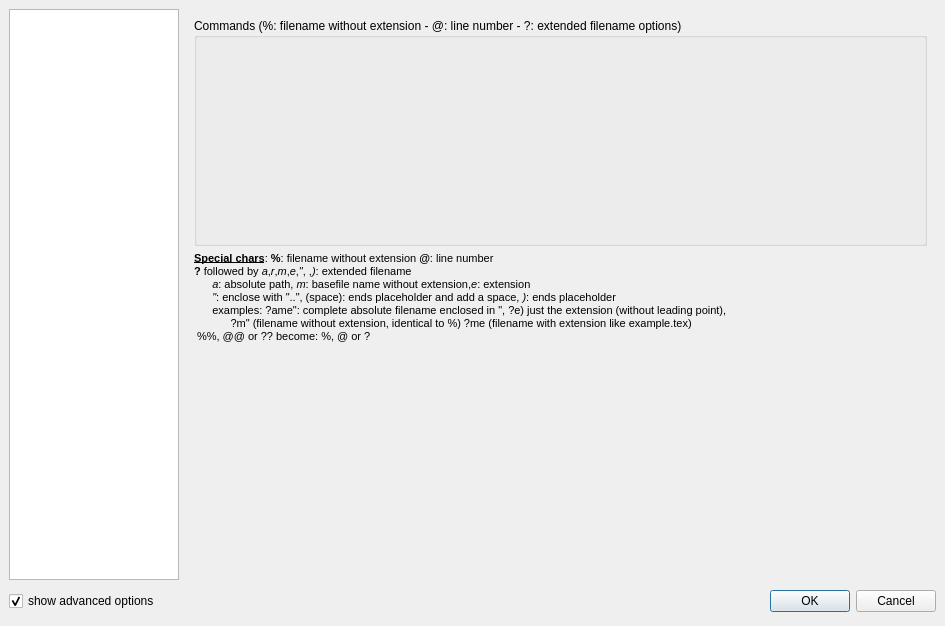
First picture: the form in configdialog.ui, repository svn2github/texstudio-trunk, before the edit.
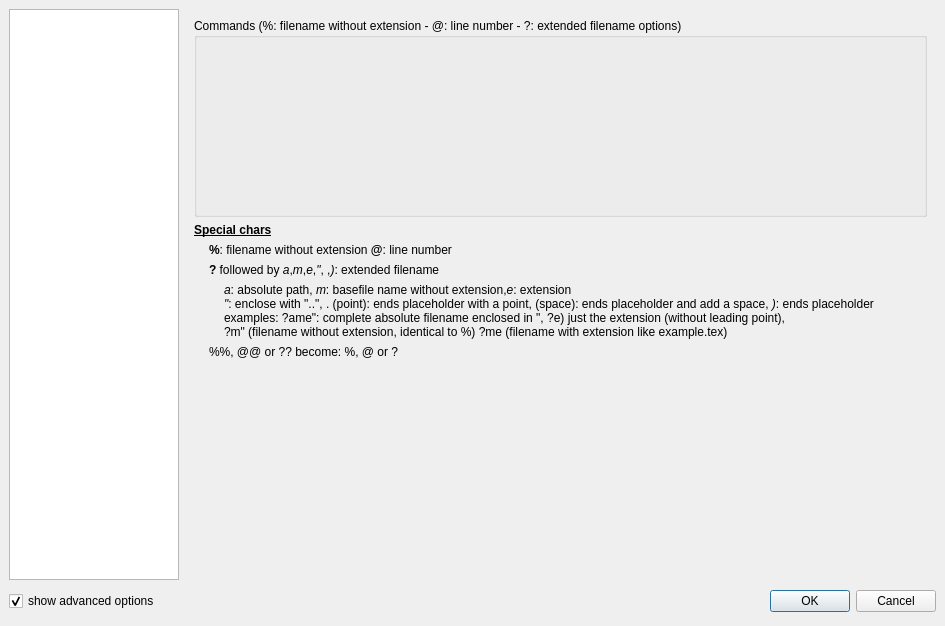
Second picture: the form after the edit. The open tabs and pages were chosen to show the change. Icons and pictures are not drawn.

What changed in the file:
```diff
--- a/configdialog.ui
+++ b/configdialog.ui
@@ -500,16 +500,60 @@
          </property>
         </widget>
        </item>
+       <item>
+        <widget class="QLabel" name="label_15">
+         <property name="text">
+          <string>&lt;span style=&quot; font-weight:600; text-decoration: underline;&quot;&gt;Special chars&lt;/span&gt;</string>
+         </property>
+        </widget>
+       </item>
        <item>
         <widget class="QLabel" name="label_4">
          <property name="text">
-          <string>&lt;!DOCTYPE HTML PUBLIC &quot;-//W3C//DTD HTML 4.0//EN&quot; &quot;http://www.w3.org/TR/REC-html40/strict.dtd&quot;&gt;
-&lt;html&gt;&lt;head&gt;&lt;meta name=&quot;qrichtext&quot; content=&quot;1&quot; /&gt;&lt;style type=&quot;text/css&quot;&gt;
-p, li { white-space: pre-wrap; }
-&lt;/style&gt;&lt;/head&gt;&lt;body style=&quot; font-family:'MS Shell Dlg 2'; font-size:8.25pt; font-weight:400; font-style:normal;&quot;&gt;
-&lt;p style=&quot; margin-top:0px; margin-bottom:0px; margin-left:0px; margin-right:0px; -qt-block-indent:0; text-indent:0px;&quot;&gt;&lt;span style=&quot; font-weight:600; text-decoration: underline;&quot;&gt;Special chars&lt;/span&gt;: &lt;span style=&quot; font-weight:600;&quot;&gt;%&lt;/span&gt;: filename without extension &lt;span style=&quot; font-weight:600;&quot;&gt;@&lt;/span&gt;: line number &lt;br /&gt;&lt;span style=&quot; font-weight:600;&quot;&gt;?&lt;/span&gt; followed by &lt;span style=&quot; font-style:italic;&quot;&gt;a&lt;/span&gt;,&lt;span style=&quot; font-style:italic;&quot;&gt;r&lt;/span&gt;,&lt;span style=&quot; font-style:italic;&quot;&gt;m&lt;/span&gt;,&lt;span style=&quot; font-style:italic;&quot;&gt;e&lt;/span&gt;,&lt;span style=&quot; font-style:italic;&quot;&gt;&quot;&lt;/span&gt;, ,&lt;span style=&quot; font-style:italic;&quot;&gt;)&lt;/span&gt;: extended filename&lt;br /&gt;      &lt;span style=&quot; font-style:italic;&quot;&gt;a&lt;/span&gt;: absolute path, &lt;!--&lt;span style=&quot; font-style:italic;&quot;&gt;r&lt;/span&gt;: relative path, --&gt;&lt;span style=&quot; font-style:italic;&quot;&gt;m&lt;/span&gt;: basefile name without extension,&lt;span style=&quot; font-style:italic;&quot;&gt;e&lt;/span&gt;: extension&lt;br /&gt;      &lt;span style=&quot; font-style:italic;&quot;&gt;&quot;&lt;/span&gt;: enclose with &quot;..&quot;, (space): ends placeholder and add a space, &lt;span style=&quot; font-style:italic;&quot;&gt;)&lt;/span&gt;: ends placeholder &lt;br /&gt;      examples: ?ame&quot;: complete absolute filename enclosed in &quot;, ?e) just the extension (without leading point), &lt;br /&gt;            ?m&quot; (filename without extension, identical to %) ?me (filename with extension like example.tex)&lt;br /&gt;
- %%, @@ or ?? become: %, @ or ?
- &lt;/p&gt;&lt;/body&gt;&lt;/html&gt;</string>
+          <string>&lt;b&gt;%&lt;/b&gt;: filename without extension &lt;b&gt;@&lt;/b&gt;: line number </string>
+         </property>
+         <property name="indent">
+          <number>15</number>
+         </property>
+        </widget>
+       </item>
+       <item>
+        <widget class="QLabel" name="label_18">
+         <property name="text">
+          <string>&lt;b&gt;?&lt;/b&gt; followed by &lt;i&gt;a&lt;/i&gt;,&lt;!--&lt;i&gt;r&lt;/i&gt;,--&gt;&lt;i&gt;m&lt;/i&gt;,&lt;i&gt;e&lt;/i&gt;,&lt;i&gt;&quot;&lt;/i&gt;, ,&lt;i&gt;)&lt;/i&gt;: extended filename</string>
+         </property>
+         <property name="indent">
+          <number>15</number>
+         </property>
+        </widget>
+       </item>
+       <item>
+        <widget class="QLabel" name="label_17">
+         <property name="text">
+          <string>&lt;i&gt;a&lt;/i&gt;: absolute path, &lt;!--&lt;i&gt;r&lt;/i&gt;: relative path, --&gt;&lt;i&gt;m&lt;/i&gt;: basefile name without extension,&lt;i&gt;e&lt;/i&gt;: extension&lt;br /&gt;
+&lt;i&gt;&quot;&lt;/i&gt;: enclose with &quot;..&quot;, . (point): ends placeholder with a point, (space): ends placeholder and add a space, &lt;i&gt;)&lt;/i&gt;: ends placeholder &lt;br /&gt;
+examples: ?ame&quot;: complete absolute filename enclosed in &quot;, ?e) just the extension (without leading point), &lt;br /&gt;
+?m&quot; (filename without extension, identical to %) ?me (filename with extension like example.tex)</string>
+         </property>
+         <property name="indent">
+          <number>30</number>
+         </property>
+         <property name="advancedOption" stdset="0">
+          <bool>true</bool>
+         </property>
+        </widget>
+       </item>
+       <item>
+        <widget class="QLabel" name="label_16">
+         <property name="text">
+          <string>%%, @@ or ?? become: %, @ or ?
+</string>
+         </property>
+         <property name="margin">
+          <number>0</number>
+         </property>
+         <property name="indent">
+          <number>15</number>
          </property>
         </widget>
        </item>
```
Left out of the diff: 2 changed lines with no effect on the pictures.
